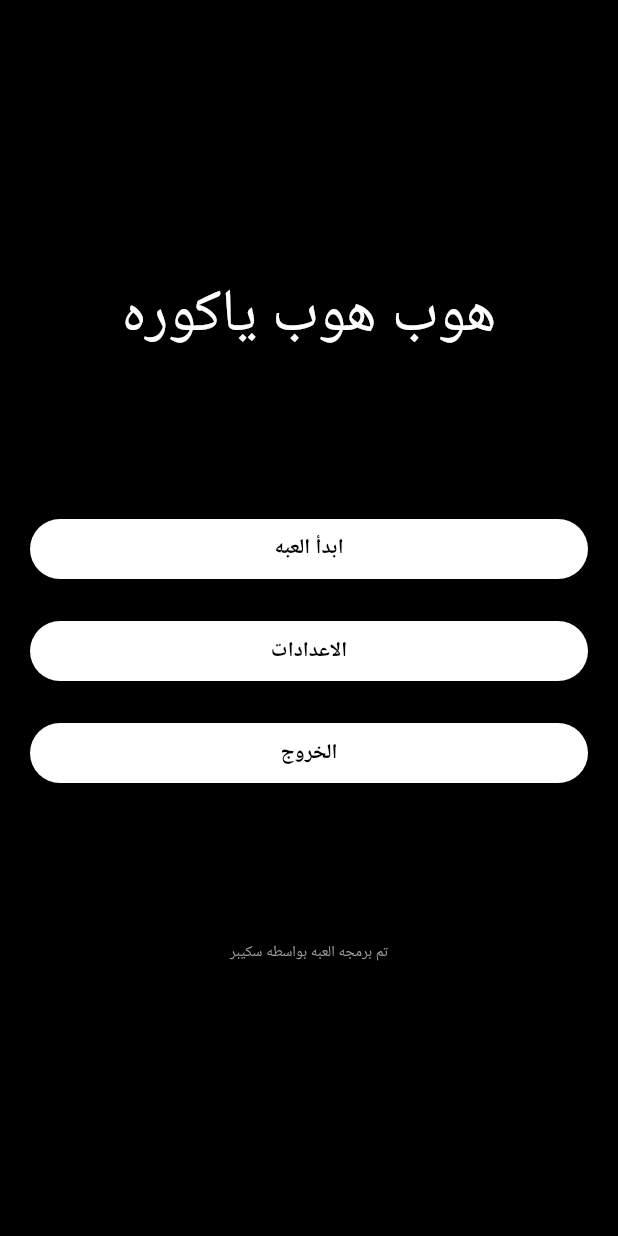
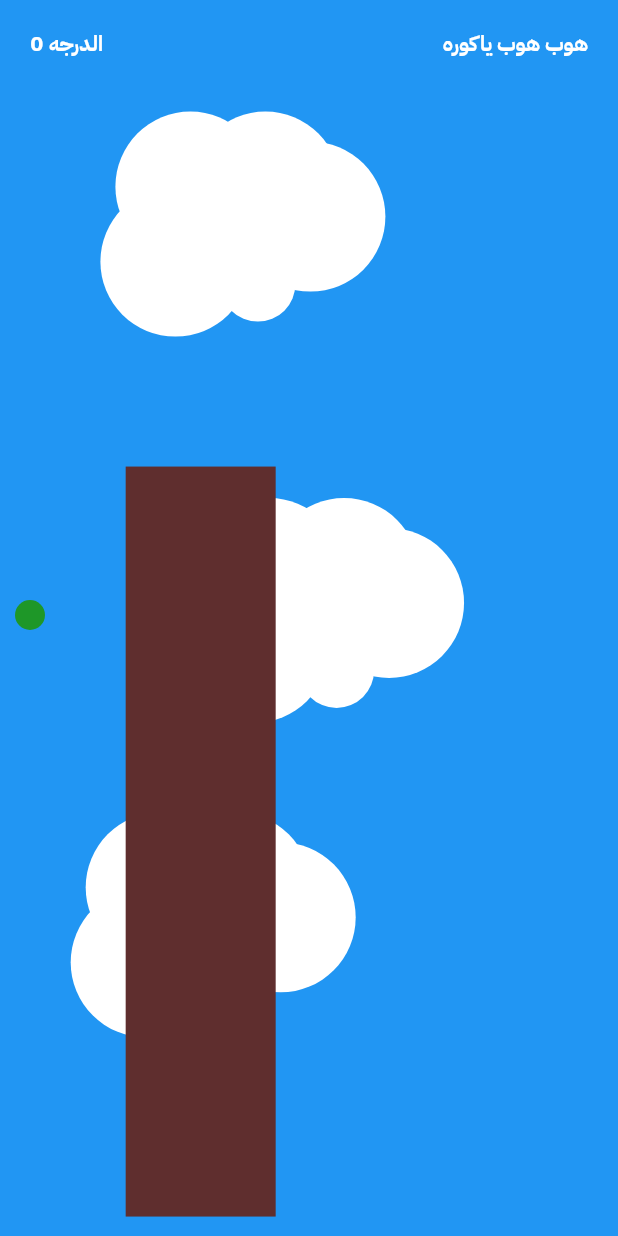
Before and after one commit to iskepr/HopHopBall, a Flutter app: the screen it shows after launch, on a phone screen of 412 x 824 dp. Run offline on Flutter 3.47's test engine with Material 3 defaults, Android fonts, the phone set to English and light mode, and no system bars.

Commit message:
اضافه كود لانشاء سحاب عشوائي واضافه كره مع الجازبيه

```diff
--- a/analysis_options.yaml
+++ b/analysis_options.yaml
@@ -9,6 +9,9 @@
 # packages, and plugins designed to encourage good coding practices.
 analyzer:
   errors:
+    avoid_print: ignore
+    deprecated_member_use: ignore
+    file_names: ignore
     prefer_const_constructors: ignore
     prefer_const_constructors_in_immutables: ignore
     prefer_const_literals_to_create_immutables: ignore
--- /dev/null
+++ b/lib/Padges/Game.dart
@@ -0,0 +1,79 @@
+// ignore_for_file: unused_local_variable
+
+import 'package:ballbird/Padges/Widgets/Ball.dart';
+import 'package:ballbird/Padges/Widgets/Clouds.dart';
+import 'package:flutter/material.dart';
+import 'dart:math';
+
+class Game extends StatefulWidget {
+  const Game({super.key});
+  @override
+  State<Game> createState() => _GameState();
+}
+
+class _GameState extends State<Game> {
+  @override
+  Widget build(BuildContext context) {
+    // system variabuls
+    double screenWidth = MediaQuery.of(context).size.width;
+    double screenHeight = MediaQuery.of(context).size.height;
+    Random randomNumber = Random();
+
+    // game variabuls
+    int score = 0;
+
+    // homes variabuls
+    double homet = 300 + (randomNumber.nextDouble() * 100);
+    double homer = randomNumber.nextDouble() * (screenWidth - 100);
+
+    // player variabuls
+    int playerHealth = 100;
+    double playerx = 10;
+    double playery = 10;
+
+    // functions
+
+    return Scaffold(
+      backgroundColor: Colors.blue,
+      body: Stack(
+        children: [
+          // clouds
+          Clouds(),
+          // homes
+          Positioned(
+            top: homet,
+            right: homer,
+            width: 100,
+            height: 500,
+            child: Stack(
+              children: [
+                Container(
+                  color: Color(0xFF5F2E2E),
+                ),
+              ],
+            ),
+          ),
+          // Ball
+          Ball(),
+          // user info
+          Positioned(
+            top: 20,
+            right: 20,
+            child: Text(
+              'هوب هوب ياكوره',
+              style: Theme.of(context).textTheme.labelMedium,
+            ),
+          ),
+          Positioned(
+            left: 20,
+            top: 20,
+            child: Text(
+              'الدرجه $score',
+              style: Theme.of(context).textTheme.labelMedium,
+            ),
+          ),
+        ],
+      ),
+    );
+  }
+}
--- a/lib/Padges/MainMenu.dart
+++ b/lib/Padges/MainMenu.dart
@@ -1,4 +1,5 @@
 import 'package:flutter/material.dart';
+import 'package:flutter/services.dart';
 
 class MainMenu extends StatelessWidget {
   const MainMenu({
@@ -7,7 +8,8 @@ class MainMenu extends StatelessWidget {
 
   @override
   Widget build(BuildContext context) {
-    return Container(
+    return Scaffold(
+      body: Container(
         padding: EdgeInsets.symmetric(vertical: 100),
         child: Center(
             child: Column(
@@ -24,7 +26,9 @@ class MainMenu extends StatelessWidget {
                 crossAxisAlignment: CrossAxisAlignment.stretch,
                 children: [
                   ElevatedButton(
-                  onPressed: () {},
+                    onPressed: () {
+                      Navigator.pushNamed(context, '/العبه');
+                    },
                     style: ElevatedButton.styleFrom(
                       backgroundColor: Colors.white,
                     ),
@@ -38,7 +42,9 @@ class MainMenu extends StatelessWidget {
                   ),
                   SizedBox(height: 20),
                   ElevatedButton(
-                  onPressed: () {},
+                    onPressed: () {
+                      Navigator.pushNamed(context, '/الاعدادات');
+                    },
                     style: ElevatedButton.styleFrom(
                       backgroundColor: Colors.white,
                     ),
@@ -52,7 +58,9 @@ class MainMenu extends StatelessWidget {
                   ),
                   SizedBox(height: 20),
                   ElevatedButton(
-                  onPressed: () {},
+                    onPressed: () {
+                      SystemNavigator.pop();
+                    },
                     style: ElevatedButton.styleFrom(
                       backgroundColor: Colors.white,
                     ),
@@ -69,10 +77,11 @@ class MainMenu extends StatelessWidget {
             ),
             Text(
               'تم برمجه العبه بواسطه سكيبر',
-            style: TextStyle(color: Colors.grey, fontSize: 10),
+              style: TextStyle(color: Colors.grey, fontSize: 15),
             ),
           ],
         )),
+      ),
     );
   }
 }
--- /dev/null
+++ b/lib/Padges/Widgets/Ball.dart
@@ -0,0 +1,140 @@
+import 'package:flutter/material.dart'; // استيراد مكتبة المواد من فلاتر لتوفير العناصر الأساسية للواجهة.
+import 'package:flutter/services.dart'; // استيراد مكتبة الخدمات من فلاتر للتعامل مع مدخلات لوحة المفاتيح.
+
+class Ball extends StatefulWidget {
+  // تعريف فئة Ball التي تمثل واجهة مستخدم يمكن أن تتغير حالتها (StatefulWidget).
+  const Ball({super.key}); // منشئ الفئة Ball مع تمرير مفتاح فريد.
+
+  @override
+  State<Ball> createState() => _BallState();
+}
+
+class _BallState extends State<Ball> with SingleTickerProviderStateMixin {
+  // حالة الـ Ball، تستخدم SingleTickerProvider لتوفير متحكم الحركة.
+  double ballX = 10; // موقع الكرة الأفقي على الشاشة.
+  double ballY = 10; // موقع الكرة العمودي على الشاشة.
+  double velocityY = 0; // السرعة الرأسية الأولية للكرة.
+  final double gravity = 0.5; // تسارع الجاذبية الذي يؤثر على الكرة.
+  final double ballSpeed = 20; // سرعة حركة الكرة عند استخدام لوحة المفاتيح.
+  final double ballSize = 20; // حجم الكرة.
+
+  late AnimationController _animationController; // متحكم الحركة للكرة.
+  late FocusNode _focusNode; // عنصر التركيز لتلقي مدخلات لوحة المفاتيح.
+
+  @override
+  void initState() {
+    super.initState(); // استدعاء دالة initState من الحالة الأساسية.
+    _focusNode =
+        FocusNode(); // إنشاء عنصر التركيز لتمكين تلقي مدخلات لوحة المفاتيح.
+    _animationController = AnimationController(
+      vsync: this, // تعيين مصدر التوقيت لمتابعة تحديث الحركة.
+      duration: const Duration(
+          milliseconds: 1000), // تحديد مدة الحركة، تقريبا 60 إطار في الثانية.
+    )
+      ..addListener(_updateBallPosition) // إضافة مستمع لتحديث موقع الكرة.
+      ..repeat(); // جعل الحركة تتكرر باستمرار.
+  }
+
+  @override
+  void dispose() {
+    _animationController
+        .dispose(); // التخلص من متحكم الحركة عند انتهاء استخدامه.
+    _focusNode.dispose(); // التخلص من عنصر التركيز.
+    super.dispose(); // استدعاء دالة dispose من الحالة الأساسية.
+  }
+
+  void _updateBallPosition() {
+    setState(() {
+      // تحديث السرعة الرأسية وموقع الكرة في كل إطار.
+      velocityY += gravity; // زيادة السرعة الرأسية بتأثير الجاذبية.
+      ballY += velocityY; // تحديث الموقع العمودي للكرة.
+
+      // الحصول على أبعاد الشاشة.
+      double screenWidth = MediaQuery.of(context).size.width;
+      double screenHeight = MediaQuery.of(context).size.height;
+
+      // التحقق من التصادم مع أسفل الشاشة.
+      if (ballY + ballSize > screenHeight) {
+        ballY = screenHeight - ballSize; // ضبط موقع الكرة عند أسفل الشاشة.
+        velocityY = -velocityY * 0.7; // جعل الكرة ترتد مع بعض التخميد.
+      }
+
+      // التحقق من التصادم مع أعلى الشاشة.
+      if (ballY < 0) {
+        ballY = 0; // ضبط موقع الكرة عند أعلى الشاشة.
+        velocityY = -velocityY; // عكس السرعة الرأسية للكرة.
+      }
+
+      // التأكد من بقاء الكرة ضمن الحدود الأفقية للشاشة.
+      ballX = ballX.clamp(0.0, screenWidth - ballSize);
+    });
+  }
+
+  void _handleKeyboardEvent(RawKeyEvent event) {
+    if (event is RawKeyDownEvent) {
+      // التحقق من أن الحدث هو ضغط مفتاح.
+      double moveX = 0;
+      double moveY = 0;
+
+      switch (event.logicalKey.keyLabel) {
+        // التحقق من المفتاح الذي تم ضغطه.
+        case 'Arrow Up':
+          moveY = -ballSpeed; // تحريك الكرة لأعلى.
+          break;
+        case 'Arrow Down':
+          moveY = ballSpeed; // تحريك الكرة لأسفل.
+          break;
+        case 'Arrow Left':
+          moveX = -ballSpeed; // تحريك الكرة لليسار.
+          break;
+        case 'Arrow Right':
+          moveX = ballSpeed; // تحريك الكرة لليمين.
+          break;
+      }
+
+      setState(() {
+        // تحديث موقع الكرة بناءً على مدخلات لوحة المفاتيح.
+        ballX = (ballX + moveX)
+            .clamp(0.0, MediaQuery.of(context).size.width - ballSize);
+        ballY = (ballY + moveY)
+            .clamp(0.0, MediaQuery.of(context).size.height - ballSize);
+      });
+    }
+  }
+
+  @override
+  Widget build(BuildContext context) {
+    return RawKeyboardListener(
+      focusNode: _focusNode, // تعيين عنصر التركيز لتلقي مدخلات لوحة المفاتيح.
+      onKey: _handleKeyboardEvent, // تحديد دالة معالجة مدخلات لوحة المفاتيح.
+      autofocus: true, // تفعيل التركيز تلقائيًا عند بناء الواجهة.
+      child: Stack(
+        children: [
+          Positioned(
+            left: ballX, // تعيين الموقع الأفقي للكرة.
+            top: ballY, // تعيين الموقع العمودي للكرة.
+            child: GestureDetector(
+              onPanUpdate: (details) {
+                setState(() {
+                  // تحديث موقع الكرة بناءً على حركة السحب باللمس.
+                  ballX = (ballX + details.delta.dx * 2)
+                      .clamp(0.0, MediaQuery.of(context).size.width - ballSize);
+                  ballY = (ballY + details.delta.dy * 2).clamp(
+                      0.0, MediaQuery.of(context).size.height - ballSize);
+                });
+              },
+              child: Container(
+                width: ballSize, // تعيين عرض الكرة.
+                height: ballSize, // تعيين ارتفاع الكرة.
+                decoration: BoxDecoration(
+                  shape: BoxShape.circle, // جعل الكرة دائرية.
+                  color: Color.fromARGB(255, 30, 151, 40), // تعيين لون الكرة.
+                ),
+              ),
+            ),
+          ),
+        ],
+      ),
+    );
+  }
+}
--- /dev/null
+++ b/lib/Padges/Widgets/Clouds.dart
@@ -0,0 +1,126 @@
+import 'dart:math';
+import 'package:flutter/material.dart';
+
+class Clouds extends StatelessWidget {
+  const Clouds({super.key});
+
+  @override
+  Widget build(BuildContext context) {
+    // Get screen size
+    double screenWidth = MediaQuery.of(context).size.width;
+    double screenHeight = MediaQuery.of(context).size.height;
+
+    // Generate non-overlapping clouds
+    List<Widget> clouds =
+        generateNonOverlappingClouds(screenWidth, screenHeight);
+
+    return Stack(
+      children: clouds,
+    );
+  }
+
+  List<Widget> generateNonOverlappingClouds(
+      double screenWidth, double screenHeight) {
+    Random randomNumber = Random();
+    List<Widget> cloudWidgets = [];
+    List<Rect> cloudRectangles = [];
+
+    for (int i = 0; i < 3; i++) {
+      double cloudWidth = 200.0;
+      double cloudHeight = 150.0;
+
+      double top;
+      double right;
+      Rect cloudRect;
+      bool isOverlapping;
+
+      do {
+        top = randomNumber.nextDouble() * (screenHeight - cloudHeight);
+        right = randomNumber.nextDouble() * (screenWidth - cloudWidth);
+        cloudRect = Rect.fromLTWH(
+            screenWidth - right - cloudWidth, top, cloudWidth, cloudHeight);
+
+        isOverlapping = cloudRectangles
+            .any((existingRect) => cloudRect.overlaps(existingRect));
+      } while (isOverlapping);
+
+      cloudRectangles.add(cloudRect);
+
+      // Create cloud widget
+      Positioned cloud = Positioned(
+        width: cloudWidth,
+        height: cloudHeight,
+        top: top,
+        right: right,
+        child: Stack(
+          children: [
+            Positioned(
+              top: 0,
+              left: 20,
+              child: Container(
+                height: 100,
+                width: 100,
+                decoration: BoxDecoration(
+                  borderRadius: BorderRadius.circular(100),
+                  color: Colors.white,
+                ),
+              ),
+            ),
+            Positioned(
+              top: 0,
+              left: 70,
+              child: Container(
+                height: 100,
+                width: 100,
+                decoration: BoxDecoration(
+                  borderRadius: BorderRadius.circular(100),
+                  color: Colors.white,
+                ),
+              ),
+            ),
+            Positioned(
+              top: 20,
+              left: 100,
+              child: Container(
+                height: 100,
+                width: 100,
+                decoration: BoxDecoration(
+                  borderRadius: BorderRadius.circular(100),
+                  color: Colors.white,
+                ),
+              ),
+            ),
+            Positioned(
+              top: 90,
+              left: 90,
+              child: Container(
+                height: 50,
+                width: 50,
+                decoration: BoxDecoration(
+                  borderRadius: BorderRadius.circular(100),
+                  color: Colors.white,
+                ),
+              ),
+            ),
+            Positioned(
+              top: 50,
+              left: 10,
+              child: Container(
+                height: 100,
+                width: 100,
+                decoration: BoxDecoration(
+                  borderRadius: BorderRadius.circular(100),
+                  color: Colors.white,
+                ),
+              ),
+            ),
+          ],
+        ),
+      );
+
+      cloudWidgets.add(cloud);
+    }
+
+    return cloudWidgets;
+  }
+}
--- a/lib/main.dart
+++ b/lib/main.dart
@@ -1,3 +1,5 @@
+// ignore_for_file: unused_import
+import 'package:ballbird/Padges/Game.dart';
 import 'package:ballbird/Padges/MainMenu.dart';
 import 'package:flutter/material.dart';
 
@@ -14,12 +16,17 @@ class Home extends StatelessWidget {
       debugShowCheckedModeBanner: false,
       title: 'هوب هوب ياكوره',
       theme: ThemeData(
-          primarySwatch: Colors.blue,
-          visualDensity: VisualDensity.adaptivePlatformDensity,
-          scaffoldBackgroundColor: Colors.black),
-      home: Scaffold(
-        body: MainMenu(),
+        textTheme: TextTheme(labelMedium: TextStyle(color: Colors.white, fontSize: 14)),
+        visualDensity: VisualDensity.adaptivePlatformDensity,
+        scaffoldBackgroundColor: Colors.black,
+        fontFamily: 'IBM',
       ),
+      routes: {
+        '/': (context) => Game(),
+        // '/': (context) => MainMenu(),
+        '/العبه': (context) => Game(),
+        '/الاعدادات': (context) => Game(),
+      },
     );
   }
 }
```
Also changed, not shown: pubspec.yaml (+5 -68 lines), assets/Fonts/IBMPlexSansArabic-Bold.ttf (added). Lines whose indentation alone changed are shown as unchanged.
